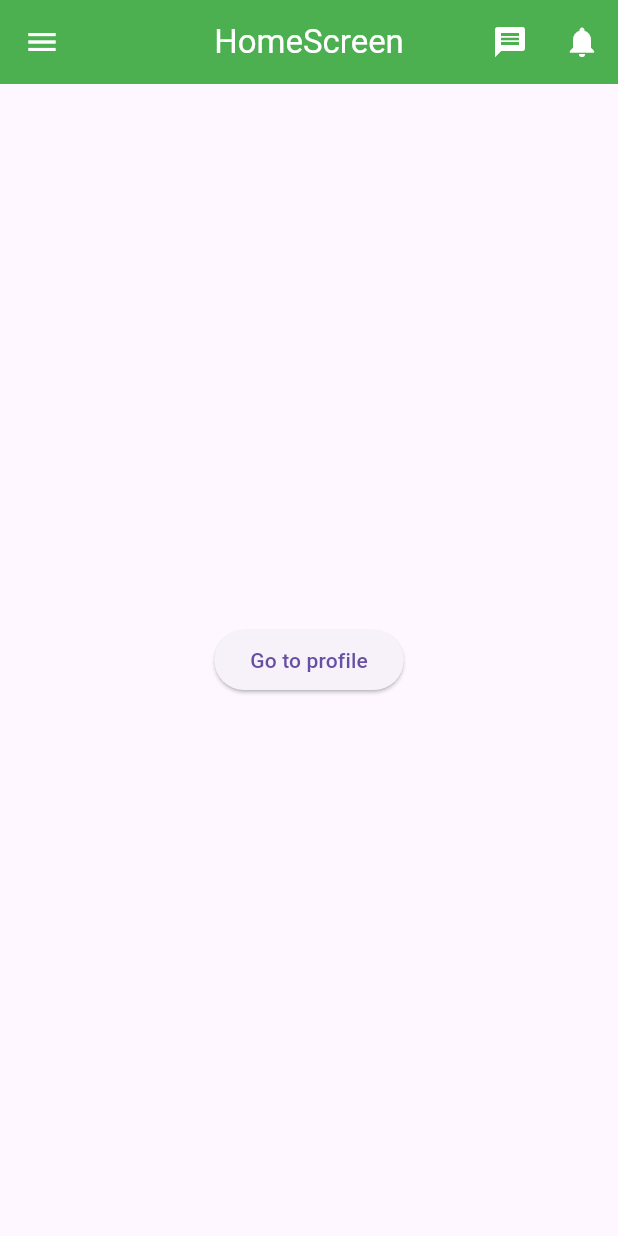
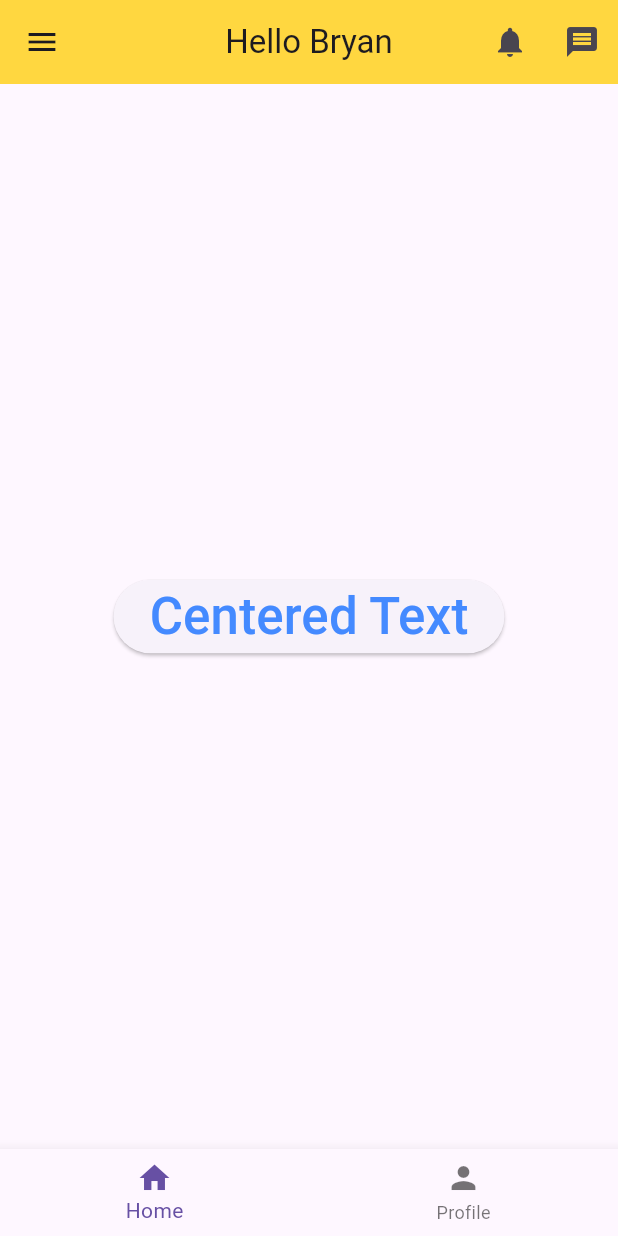
Before and after one commit to BryanIanRamos/classmeet, a Flutter app: the screen it shows after launch, after a tap on the "notifications" icon, on a phone screen of 412 x 824 dp. Run offline on Flutter 3.47's test engine with Material 3 defaults, Android fonts, the phone set to English and light mode, and no system bars.

Commit message:
Sample of navigation screen

```diff
--- a/lib/main.dart
+++ b/lib/main.dart
@@ -1,8 +1,9 @@
-import "package:flutter/material.dart";
-import "package:practice1/screens/home_screen.dart";
+import 'package:flutter/material.dart';
+import 'package:practice1/screens/home_screen.dart';
+import 'package:practice1/screens/profile_screen.dart';
 
 void main() {
-  runApp(MyApp());
+  runApp(const MyApp());
 }
 
 class MyApp extends StatelessWidget {
@@ -10,6 +11,45 @@ class MyApp extends StatelessWidget {
 
   @override
   Widget build(BuildContext context) {
-    return MaterialApp(debugShowCheckedModeBanner: false, home: HomeScreen());
+    return const MaterialApp(
+      debugShowCheckedModeBanner: false,
+      home: MainScreen(),
+    );
   }
 }
+
+class MainScreen extends StatefulWidget {
+  const MainScreen({super.key});
+
+  @override
+  State<MainScreen> createState() => _MainScreenState();
+}
+
+class _MainScreenState extends State<MainScreen> {
+  int _currentIndex = 0;
+
+  final List<Widget> _screens = [const HomeScreen(), const ProfileScreen()];
+
+  void _onTap(int index) {
+    setState(() {
+      _currentIndex = index;
+    });
+  }
+
+  @override
+  Widget build(BuildContext context) {
+    return Scaffold(
+      body: _screens[_currentIndex],
+
+      bottomNavigationBar: BottomNavigationBar(
+        currentIndex: _currentIndex,
+        onTap: _onTap,
+
+        items: const [
+          BottomNavigationBarItem(icon: Icon(Icons.home), label: "Home"),
+          BottomNavigationBarItem(icon: Icon(Icons.person), label: "Profile"),
+        ],
+      ),
+    );
+  }
+}
--- a/lib/screens/home_screen.dart
+++ b/lib/screens/home_screen.dart
@@ -1,5 +1,4 @@
 import "package:flutter/material.dart";
-import "package:practice1/screens/profile_screen.dart";
 
 class HomeScreen extends StatelessWidget {
   const HomeScreen({super.key});
@@ -8,30 +7,22 @@ class HomeScreen extends StatelessWidget {
   Widget build(BuildContext context) {
     return Scaffold(
       appBar: AppBar(
-        title: const Text("HomeScreen", style: TextStyle(color: Colors.white)),
+        backgroundColor: Colors.amberAccent,
+        title: Text("Hello Bryan"),
         centerTitle: true,
-        backgroundColor: Colors.green,
+        leading: IconButton(onPressed: () {}, icon: Icon(Icons.menu)),
         actions: <Widget>[
-          IconButton(
-            onPressed: () {},
-            icon: Icon(Icons.message, color: Colors.white),
-          ),
-          IconButton(
-            onPressed: () {},
-            icon: Icon(Icons.notifications, color: Colors.white),
-          ),
+          IconButton(onPressed: () {}, icon: Icon(Icons.notifications)),
+          IconButton(onPressed: () {}, icon: Icon(Icons.message)),
         ],
-        leading: Icon(Icons.menu, color: Colors.white),
       ),
       body: Center(
         child: ElevatedButton(
-          onPressed: () {
-            Navigator.push(
-              context,
-              MaterialPageRoute(builder: (context) => ProfileScreen()),
-            );
-          },
-          child: Text("Go to profile"),
+          onPressed: () {},
+          child: Text(
+            "Centered Text",
+            style: TextStyle(color: Colors.blueAccent, fontSize: 34),
+          ),
         ),
       ),
     );
```
